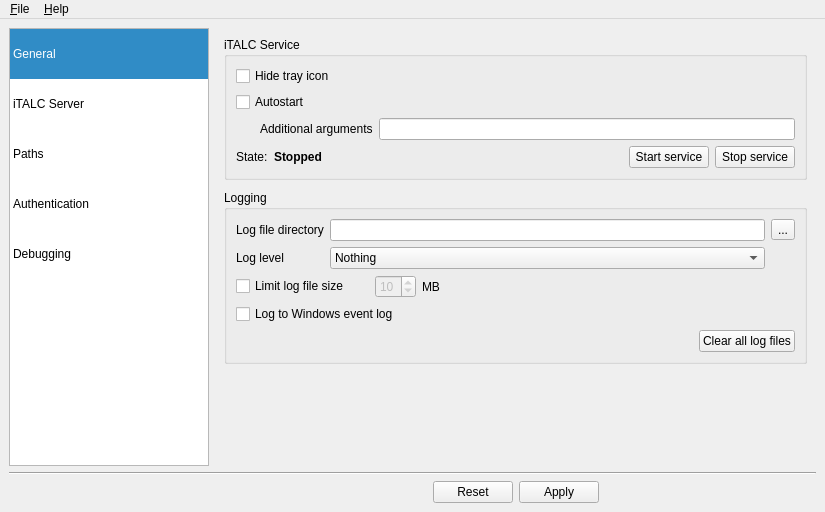
Old version of the form imc/Forms/MainWindow.ui in the repository veyon/veyon.
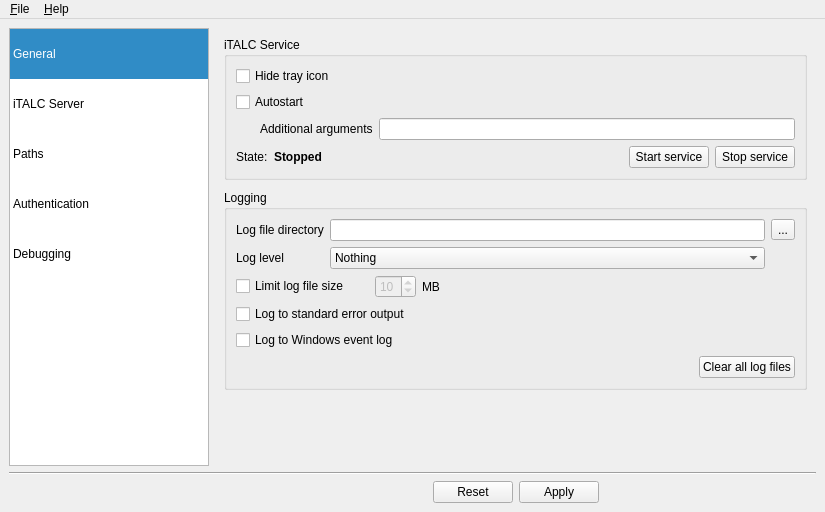
New version of the form. Icons and pictures are not drawn.

Diff of the .ui file:
```diff
--- a/imc/Forms/MainWindow.ui
+++ b/imc/Forms/MainWindow.ui
@@ -370,6 +370,13 @@
              </item>
             </layout>
            </item>
+           <item>
+            <widget class="QCheckBox" name="logToStdErr">
+             <property name="text">
+              <string>Log to standard error output</string>
+             </property>
+            </widget>
+           </item>
            <item>
             <widget class="QCheckBox" name="logToWindowsEventLog">
              <property name="text">
```
